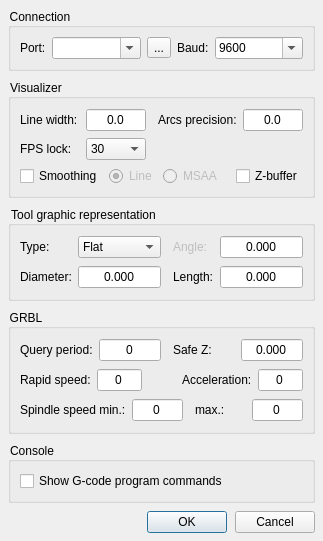
Before: the Qt Designer form frmsettings.ui in Denvi/Candle, drawn with Qt 5.
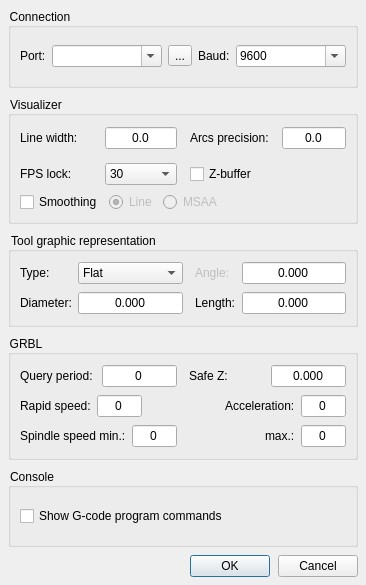
After: the same form once the commit is applied. Icons and pictures are not drawn.

Commit message: Main form transformation on resize test.

Diff of the .ui file:
```diff
--- a/frmsettings.ui
+++ b/frmsettings.ui
@@ -6,8 +6,8 @@
    <rect>
     <x>0</x>
     <y>0</y>
-    <width>323</width>
-    <height>491</height>
+    <width>366</width>
+    <height>585</height>
    </rect>
   </property>
   <property name="windowTitle">
@@ -134,7 +134,18 @@
      </property>
      <layout class="QVBoxLayout" name="verticalLayout_2">
       <item>
+       <layout class="QHBoxLayout" name="horizontalLayout_10" stretch="1,1">
+        <property name="spacing">
+         <number>13</number>
+        </property>
+        <item>
        <layout class="QGridLayout" name="gridLayout_3">
+          <property name="topMargin">
+           <number>1</number>
+          </property>
+          <property name="bottomMargin">
+           <number>1</number>
+          </property>
         <item row="0" column="2">
          <widget class="QDoubleSpinBox" name="txtLineWidth">
           <property name="alignment">
@@ -170,13 +181,6 @@
           </item>
          </widget>
         </item>
-        <item row="0" column="5">
-         <widget class="QLabel" name="label_6">
-          <property name="text">
-           <string>Arcs precision:</string>
-          </property>
-         </widget>
-        </item>
         <item row="0" column="0">
          <widget class="QLabel" name="label_5">
           <property name="text">
@@ -191,23 +195,20 @@
           </property>
          </widget>
         </item>
-        <item row="0" column="4">
-         <spacer name="horizontalSpacer_5">
-          <property name="orientation">
-           <enum>Qt::Horizontal</enum>
-          </property>
-          <property name="sizeType">
-           <enum>QSizePolicy::Fixed</enum>
-          </property>
-          <property name="sizeHint" stdset="0">
-           <size>
-            <width>6</width>
-            <height>20</height>
-           </size>
-          </property>
-         </spacer>
-        </item>
-        <item row="0" column="6">
+         </layout>
+        </item>
+        <item>
+         <layout class="QVBoxLayout" name="verticalLayout_6">
+          <item>
+           <layout class="QHBoxLayout" name="horizontalLayout_8">
+            <item>
+             <widget class="QLabel" name="label_6">
+              <property name="text">
+               <string>Arcs precision:</string>
+              </property>
+             </widget>
+            </item>
+            <item>
          <widget class="QDoubleSpinBox" name="txtArcPrecision">
           <property name="alignment">
            <set>Qt::AlignCenter</set>
@@ -226,6 +227,34 @@
        </layout>
       </item>
       <item>
+           <layout class="QHBoxLayout" name="horizontalLayout_9">
+            <item>
+             <widget class="QCheckBox" name="chkZBuffer">
+              <property name="text">
+               <string>Z-buffer</string>
+              </property>
+             </widget>
+            </item>
+            <item>
+             <spacer name="horizontalSpacer_8">
+              <property name="orientation">
+               <enum>Qt::Horizontal</enum>
+              </property>
+              <property name="sizeHint" stdset="0">
+               <size>
+                <width>40</width>
+                <height>20</height>
+               </size>
+              </property>
+             </spacer>
+            </item>
+           </layout>
+          </item>
+         </layout>
+        </item>
+       </layout>
+      </item>
+      <item>
        <layout class="QHBoxLayout" name="horizontalLayout_5">
         <item>
          <widget class="QCheckBox" name="chkAntialiasing">
@@ -270,13 +299,6 @@
           </property>
          </spacer>
         </item>
-        <item>
-         <widget class="QCheckBox" name="chkZBuffer">
-          <property name="text">
-           <string>Z-buffer</string>
-          </property>
-         </widget>
-        </item>
        </layout>
       </item>
      </layout>
@@ -604,7 +626,7 @@
            <enum>Qt::Horizontal</enum>
           </property>
           <property name="sizeType">
-           <enum>QSizePolicy::Fixed</enum>
+           <enum>QSizePolicy::Expanding</enum>
           </property>
           <property name="sizeHint" stdset="0">
            <size>
```
Lines whose indentation alone changed are shown as unchanged. The commit also changes 2 other files.
